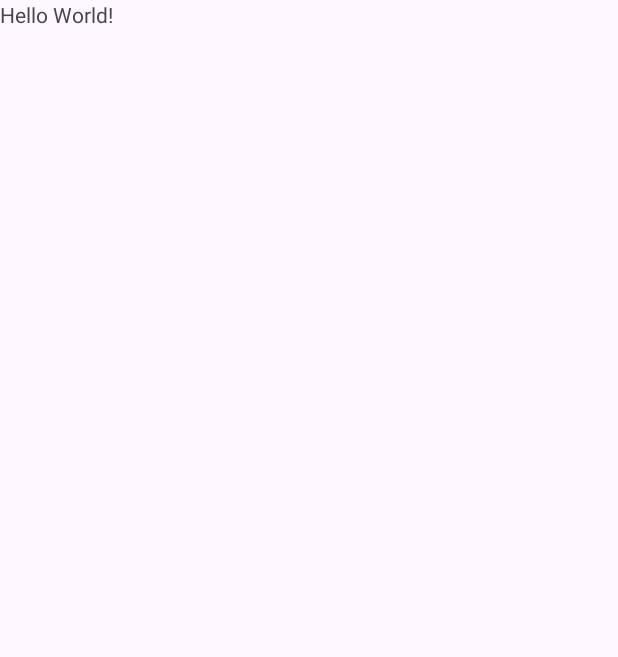
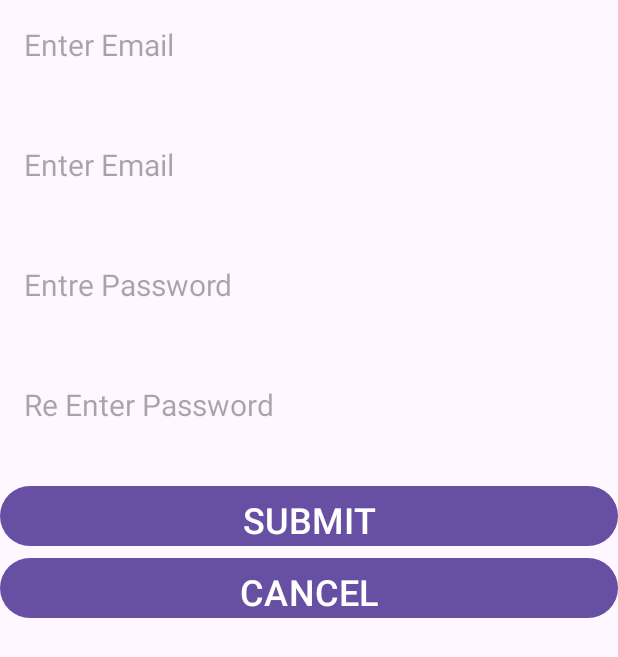
Before and after one commit to KCGSPerera/Mad_Lab02, an Android app: the screen it shows after launch (MainActivity), on a phone screen of 412 x 824 dp. Before the commit the part shown is almost empty. Shown: the top 657 px of the screen. Run offline under Robolectric (Android 15) with nearby library versions, the phone set to English and light mode, and no system bars.

Commit message:
fourth commit added

```diff
--- a/app/src/main/res/layout/activity_main.xml
+++ b/app/src/main/res/layout/activity_main.xml
@@ -8,9 +8,61 @@
     tools:context=".MainActivity">
 
     <TextView
+        android:id="@+id/editName"
+        android:layout_width="match_parent"
+        android:layout_height="48dp"
+        android:layout_margin="16dp"
+        android:layout_marginStart="16dp"
+        android:layout_marginLeft="16dp"
+        android:layout_marginTop="16dp"
+        android:hint="Enter Email"
+        android:textSize="20sp" />
+
+    <TextView
         android:id="@+id/editEmail"
-        android:layout_width="wrap_content"
-        android:layout_height="wrap_content"
-        android:text="Hello World!" />
+        android:layout_width="match_parent"
+        android:layout_height="48dp"
+        android:layout_margin="16dp"
+        android:layout_marginStart="16dp"
+        android:layout_marginLeft="16dp"
+        android:layout_marginTop="16dp"
+        android:hint="Enter Email"
+        android:textSize="20sp" />
+
+    <TextView
+        android:id="@+id/editPassword"
+        android:layout_width="match_parent"
+        android:layout_height="48dp"
+        android:layout_margin="16dp"
+        android:layout_marginStart="16dp"
+        android:layout_marginLeft="16dp"
+        android:layout_marginTop="16dp"
+        android:hint="Entre Password"
+        android:textSize="20sp" />
+
+    <TextView
+        android:id="@+id/editReTypePassword"
+        android:layout_width="match_parent"
+        android:layout_height="48dp"
+        android:layout_margin="16dp"
+        android:layout_marginStart="16dp"
+        android:layout_marginLeft="16dp"
+        android:layout_marginTop="16dp"
+        android:hint="Re Enter Password"
+        android:textSize="20sp" />
+
+    <Button
+        android:id="@+id/submitBtn"
+        android:layout_width="match_parent"
+        android:layout_height="48dp"
+        android:text="SUBMIT"
+        android:textSize="24sp" />
+
+    <Button
+        android:id="@+id/cancelBtn"
+        android:layout_width="match_parent"
+        android:layout_height="48dp"
+        android:text="CANCEL"
+        android:textSize="24sp" />
 
 </LinearLayout>
```
